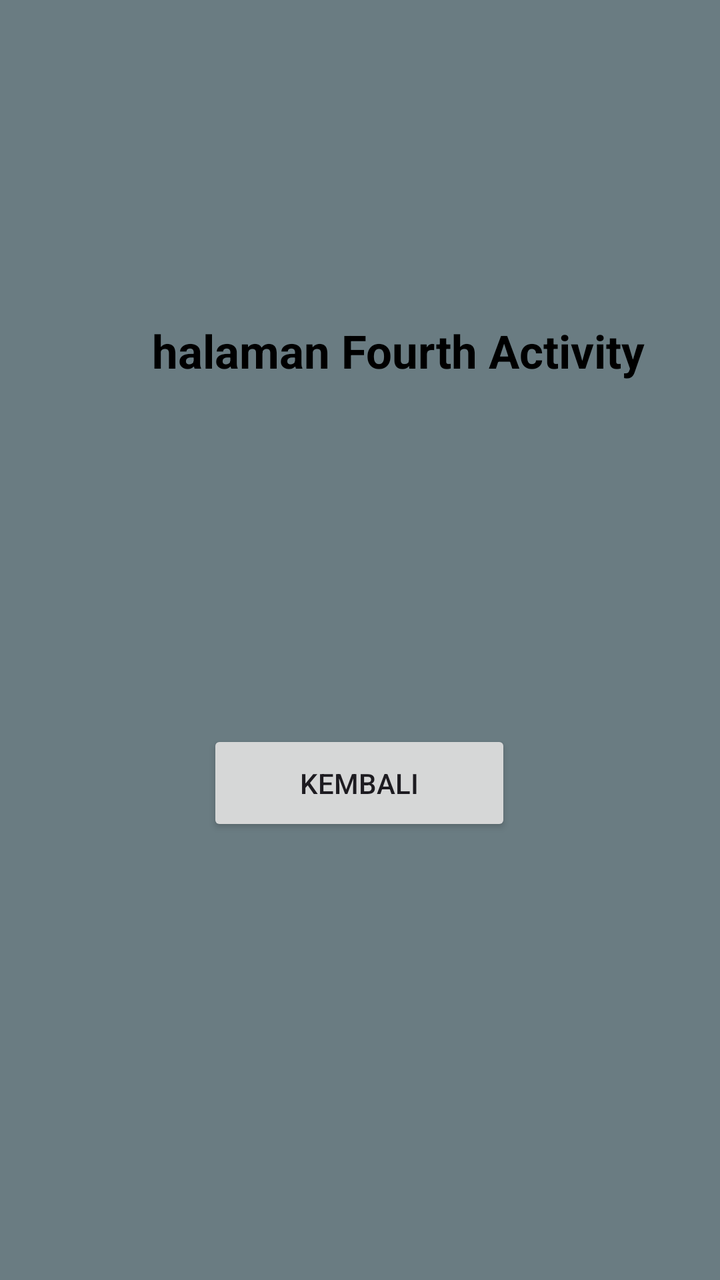
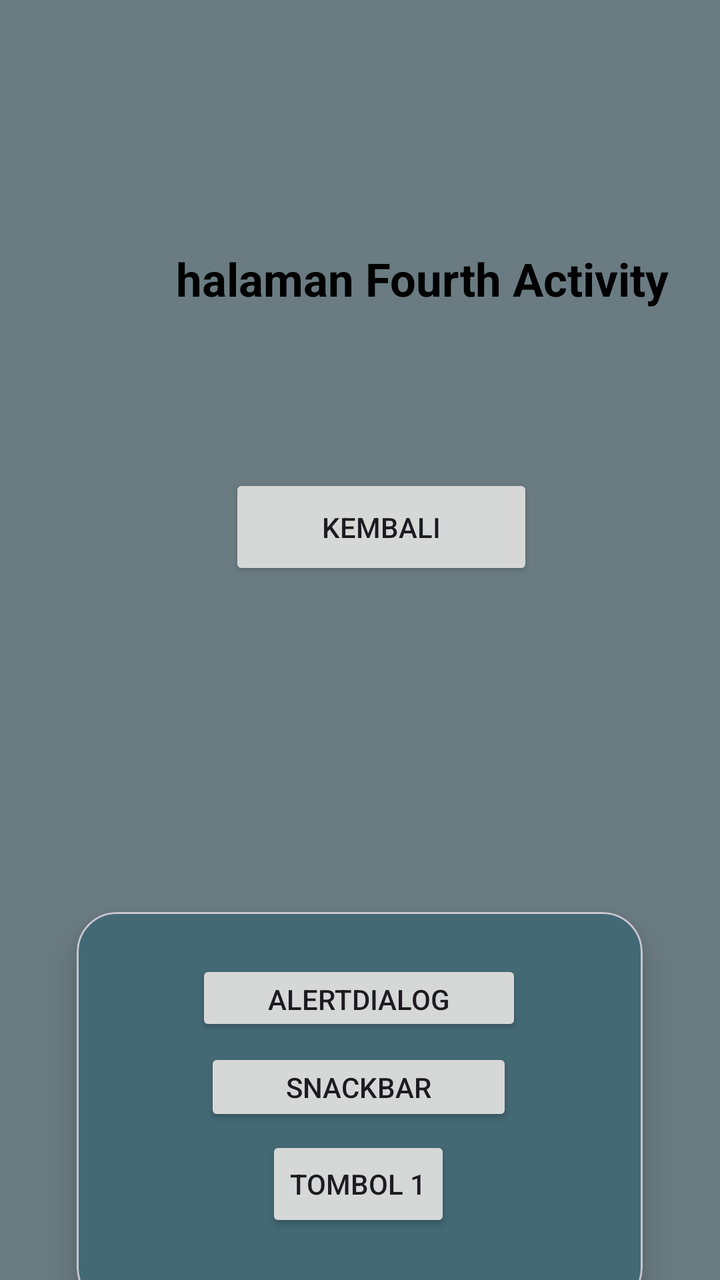

The first picture is an Android layout as it rendered before a commit; the second is the same layout after the commit. The layout source and the unified diff follow.
<!-- AndroidManifest.xml: application theme Theme.TIFDimas -->
<!-- res/layout/activity_fourth.xml -->
<?xml version="1.0" encoding="utf-8"?>
<androidx.constraintlayout.widget.ConstraintLayout xmlns:android="http://schemas.android.com/apk/res/android"
    xmlns:app="http://schemas.android.com/apk/res-auto"
    xmlns:tools="http://schemas.android.com/tools"
    android:id="@+id/main"
    android:layout_width="match_parent"
    android:layout_height="match_parent"
    android:background="#B6304C50"
    tools:context=".pertemuan4.FourthActivity">

    <Button
        android:id="@+id/btnkembali"
        android:layout_width="152dp"
        android:layout_height="53dp"
        android:layout_marginTop="172dp"
        android:text="kembali"
        app:layout_constraintEnd_toEndOf="parent"
        app:layout_constraintHorizontal_bias="0.498"
        app:layout_constraintStart_toStartOf="parent"
        app:layout_constraintTop_toBottomOf="@+id/textView4" />

    <TextView
        android:id="@+id/textView4"
        android:layout_width="254dp"
        android:layout_height="33dp"
        android:layout_marginStart="76dp"
        android:layout_marginTop="160dp"
        android:text="@string/fourth"
        android:textAlignment="center"
        android:textColor="@color/black"
        android:textSize="23dp"
        android:textStyle="bold"
        app:layout_constraintStart_toStartOf="parent"
        app:layout_constraintTop_toTopOf="parent" />
</androidx.constraintlayout.widget.ConstraintLayout>
<!-- resources referenced by this layout -->
<resources>
  <color name="black">#FF000000</color>
  <string name="fourth">halaman Fourth Activity</string>
  <style name="Theme.TIFDimas" parent="Base.Theme.TIFDimas" />
  <style name="Base.Theme.TIFDimas" parent="Theme.Material3.DayNight.NoActionBar">
          
          
      </style>
</resources>

<!-- the commit's change to res/layout/activity_fourth.xml (unified diff, before → after) -->
@@ -12,10 +12,10 @@
         android:id="@+id/btnkembali"
         android:layout_width="152dp"
         android:layout_height="53dp"
-        android:layout_marginTop="172dp"
+        android:layout_marginTop="80dp"
         android:text="kembali"
         app:layout_constraintEnd_toEndOf="parent"
-        app:layout_constraintHorizontal_bias="0.498"
+        app:layout_constraintHorizontal_bias="0.552"
         app:layout_constraintStart_toStartOf="parent"
         app:layout_constraintTop_toBottomOf="@+id/textView4" />
 
@@ -23,8 +23,8 @@
         android:id="@+id/textView4"
         android:layout_width="254dp"
         android:layout_height="33dp"
-        android:layout_marginStart="76dp"
-        android:layout_marginTop="160dp"
+        android:layout_marginStart="88dp"
+        android:layout_marginTop="124dp"
         android:text="@string/fourth"
         android:textAlignment="center"
         android:textColor="@color/black"
@@ -32,4 +32,56 @@
         android:textStyle="bold"
         app:layout_constraintStart_toStartOf="parent"
         app:layout_constraintTop_toTopOf="parent" />
+
+    <com.google.android.material.card.MaterialCardView
+        android:layout_width="283dp"
+        android:layout_height="198dp"
+        android:layout_marginTop="456dp"
+        android:backgroundTint="@color/button_color"
+        app:cardElevation="10dp"
+        app:cardCornerRadius="20dp"
+        app:layout_constraintStart_toStartOf="parent"
+        app:layout_constraintTop_toTopOf="parent"
+        app:layout_constraintEnd_toEndOf="parent"
+        app:layout_constraintHorizontal_bias="0.498"  >
+
+        <androidx.constraintlayout.widget.ConstraintLayout
+            android:layout_width="match_parent"
+            android:layout_height="match_parent">
+
+            <Button
+                android:id="@+id/btn1"
+                android:layout_width="wrap_content"
+                android:layout_height="wrap_content"
+                android:layout_marginTop="112dp"
+                android:text="Tombol 1"
+                app:layout_constraintEnd_toEndOf="parent"
+                app:layout_constraintHorizontal_bias="0.497"
+                app:layout_constraintStart_toStartOf="parent"
+                app:layout_constraintTop_toTopOf="parent" />
+
+            <Button
+                android:id="@+id/btnShowSnackbar"
+                android:layout_width="154dp"
+                android:layout_height="39dp"
+                android:layout_marginTop="68dp"
+                android:text="SnackBar"
+                app:layout_constraintEnd_toEndOf="parent"
+                app:layout_constraintHorizontal_bias="0.496"
+                app:layout_constraintStart_toStartOf="parent"
+                app:layout_constraintTop_toTopOf="parent" />
+
+            <Button
+                android:id="@+id/btnShowAlertDialog"
+                android:layout_width="163dp"
+                android:layout_height="38dp"
+                android:layout_marginTop="24dp"
+                android:text="AlertDialog"
+                app:layout_constraintEnd_toEndOf="parent"
+                app:layout_constraintHorizontal_bias="0.497"
+                app:layout_constraintStart_toStartOf="parent"
+                app:layout_constraintTop_toTopOf="parent" />
+        </androidx.constraintlayout.widget.ConstraintLayout>
+    </com.google.android.material.card.MaterialCardView>
+
 </androidx.constraintlayout.widget.ConstraintLayout>
<!-- resource entries referenced after the edit -->
@@ -1,6 +1,7 @@
 <!-- resources referenced by this layout -->
 <resources>
   <color name="black">#FF000000</color>
+  <color name="button_color">#436975</color>
   <string name="fourth">halaman Fourth Activity</string>
   <style name="Theme.TIFDimas" parent="Base.Theme.TIFDimas" />
   <style name="Base.Theme.TIFDimas" parent="Theme.Material3.DayNight.NoActionBar">
